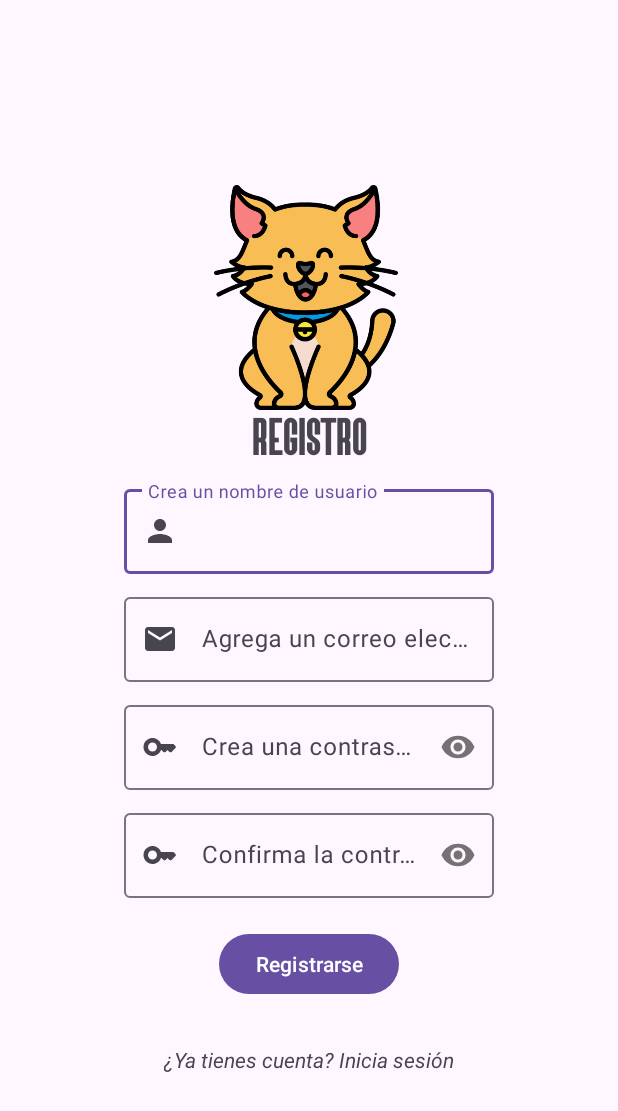
After one commit to rodgar00/app-prueba-android, an Android app: the Register screen opened directly, with no data from a screen before it, on a phone screen of 412 x 824 dp. The commit adds this screen. Shown: the top 1111 px of the screen. Run offline under Robolectric (Android 15) with nearby library versions, the phone set to English and light mode, and no system bars.

Commit message:
Añadido el register y el control de fallos con textchangedlistener

```diff
--- a/app/src/main/AndroidManifest.xml
+++ b/app/src/main/AndroidManifest.xml
@@ -13,6 +13,9 @@
         android:roundIcon="@drawable/cat"
         android:supportsRtl="true"
         android:theme="@style/Theme.ZenVestPrueba">
+        <activity
+            android:name=".Register"
+            android:exported="false" />
         <activity
             android:name=".Login"
             android:exported="false" />
--- /dev/null
+++ b/app/src/main/java/com/rodgar00/zenvestprueba/Register.java
@@ -0,0 +1,167 @@
+package com.rodgar00.zenvestprueba;
+
+import android.content.Intent;
+import android.os.Bundle;
+import android.text.Editable;
+import android.text.TextWatcher;
+import android.view.View;
+import android.widget.Button;
+import android.widget.TextView;
+import android.widget.Toast;
+
+import androidx.activity.EdgeToEdge;
+import androidx.appcompat.app.AppCompatActivity;
+import androidx.core.graphics.Insets;
+import androidx.core.view.ViewCompat;
+import androidx.core.view.WindowInsetsCompat;
+
+import com.google.android.material.textfield.TextInputLayout;
+
+import java.util.regex.Matcher;
+import java.util.regex.Pattern;
+
+public class Register extends AppCompatActivity {
+
+    public static final Pattern VALID_EMAIL_ADDRESS_REGEX =
+            Pattern.compile("^[\\w.-]+@[\\w.-]+\\.[a-zA-Z]{2,6}$");
+
+    public static boolean validate(String emailStr) {
+        Matcher matcher = VALID_EMAIL_ADDRESS_REGEX.matcher(emailStr);
+        return matcher.matches();
+    }
+
+    @Override
+    protected void onCreate(Bundle savedInstanceState) {
+        super.onCreate(savedInstanceState);
+        EdgeToEdge.enable(this);
+        setContentView(R.layout.activity_register);
+
+        ViewCompat.setOnApplyWindowInsetsListener(findViewById(R.id.main), (v, insets) -> {
+            Insets systemBars = insets.getInsets(WindowInsetsCompat.Type.systemBars());
+            v.setPadding(systemBars.left, systemBars.top, systemBars.right, systemBars.bottom);
+            return insets;
+        });
+
+        TextInputLayout usernameTIL = findViewById(R.id.RegisterTILuserName);
+        TextInputLayout emailTIL = findViewById(R.id.RegisterTILEmail);
+        TextInputLayout passwordTIL = findViewById(R.id.RegisterTILPassword);
+        TextInputLayout confirmPasswordTIL = findViewById(R.id.RegisterTILPasswordConfirm);
+        Button registerButton = findViewById(R.id.RegisterButton);
+        TextView registerTVLogin = findViewById(R.id.RegisterTVLogin);
+
+
+        usernameTIL.getEditText().addTextChangedListener(new TextWatcher() {
+            @Override
+            public void afterTextChanged(Editable s) {
+                String username = s.toString();
+                if (username.isEmpty()) {
+                    usernameTIL.setErrorEnabled(true);
+                    usernameTIL.setError("Tu nombre está vacío");
+                } else {
+                    usernameTIL.setErrorEnabled(false);
+                }
+            }
+
+            @Override
+            public void beforeTextChanged(CharSequence s, int start, int count, int after) {
+            }
+
+            @Override
+            public void onTextChanged(CharSequence s, int start, int before, int count) {
+            }
+        });
+
+        emailTIL.getEditText().addTextChangedListener(new TextWatcher() {
+            @Override
+            public void afterTextChanged(Editable s) {
+                String email = s.toString();
+                if (!validate(email)) {
+                    emailTIL.setErrorEnabled(true);
+                    emailTIL.setError("Tu email es inválido");
+                } else {
+                    emailTIL.setErrorEnabled(false);
+                }
+            }
+
+            @Override
+            public void beforeTextChanged(CharSequence s, int start, int count, int after) {
+            }
+
+            @Override
+            public void onTextChanged(CharSequence s, int start, int before, int count) {
+            }
+        });
+
+        passwordTIL.getEditText().addTextChangedListener(new TextWatcher() {
+            @Override
+            public void afterTextChanged(Editable s) {
+                String password = s.toString();
+
+                if (password.isEmpty()) {
+                    passwordTIL.setErrorEnabled(true);
+                    passwordTIL.setError("Tu contraseña está vacía");
+                } else {
+                    passwordTIL.setErrorEnabled(false);
+                }
+            }
+
+            @Override
+            public void beforeTextChanged(CharSequence s, int start, int count, int after) {
+            }
+
+            @Override
+            public void onTextChanged(CharSequence s, int start, int before, int count) {
+            }
+        });
+
+        registerButton.setOnClickListener(new View.OnClickListener() {
+            @Override
+            public void onClick(View v) {
+                String username = String.valueOf(usernameTIL.getEditText().getText());
+                String email = String.valueOf(emailTIL.getEditText().getText());
+                String password = String.valueOf(passwordTIL.getEditText().getText());
+                String confirmPassword = String.valueOf(confirmPasswordTIL.getEditText().getText());
+
+                if (username.isEmpty()){
+                    Toast.makeText(Register.this, "El usuario no puede estar vacío", Toast.LENGTH_SHORT).show();
+                    usernameTIL.setErrorEnabled(true);
+                    usernameTIL.setError("Tu nombre está vacío");
+                    return;
+                }
+
+                if (!validate(email)) {
+                    Toast.makeText(Register.this, "El email es inválido", Toast.LENGTH_SHORT).show();
+                    emailTIL.setErrorEnabled(true);
+                    emailTIL.setError("Tu email es inválido");
+                    return;
+                }
+
+                if (!password.equals(confirmPassword)) {
+                    Toast.makeText(Register.this, "Las contraseñas no coinciden", Toast.LENGTH_SHORT).show();
+                    passwordTIL.setErrorEnabled(true);
+                    passwordTIL.setError("No coinciden las contraseñas");
+                    return;
+                }
+                if (password.isEmpty()){
+                    Toast.makeText(Register.this, "La contraseña no puede estar vacía", Toast.LENGTH_SHORT).show();
+                    passwordTIL.setErrorEnabled(true);
+                    passwordTIL.setError("Tu contraseña está vacía");
+                    return;
+                }
+
+                Toast.makeText(Register.this, "Registro exitoso " + username, Toast.LENGTH_SHORT).show();
+
+                Intent intent = new Intent(Register.this, Login.class);
+                startActivity(intent);
+            }
+        });
+
+        registerTVLogin.setOnClickListener(new View.OnClickListener() {
+            @Override
+            public void onClick(View v) {
+                Intent intent = new Intent(Register.this, Login.class);
+                startActivity(intent);
+            }
+        });
+    }
+}
--- a/app/src/main/res/drawable/degradado.xml
+++ b/app/src/main/res/drawable/degradado.xml
@@ -2,7 +2,7 @@
 <shape xmlns:android="http://schemas.android.com/apk/res/android"
     android:shape="rectangle">
  <gradient
-     android:startColor="@color/verdecito"
+     android:startColor="@color/marron"
      android:endColor="@color/white"
      android:angle="@integer/material_motion_duration_medium_1"/>
 
--- /dev/null
+++ b/app/src/main/res/drawable/ic_email.xml
@@ -0,0 +1,5 @@
+<vector xmlns:android="http://schemas.android.com/apk/res/android" android:height="24dp" android:tint="#000000" android:viewportHeight="24" android:viewportWidth="24" android:width="24dp">
+
+    <path android:fillColor="@android:color/white" android:pathData="M20,4L4,4c-1.1,0 -1.99,0.9 -1.99,2L2,18c0,1.1 0.9,2 2,2h16c1.1,0 2,-0.9 2,-2L22,6c0,-1.1 -0.9,-2 -2,-2zM20,8l-8,5 -8,-5L4,6l8,5 8,-5v2z"/>
+
+</vector>
--- /dev/null
+++ b/app/src/main/res/layout/activity_register.xml
@@ -0,0 +1,142 @@
+<?xml version="1.0" encoding="utf-8"?>
+<androidx.constraintlayout.widget.ConstraintLayout xmlns:android="http://schemas.android.com/apk/res/android"
+    xmlns:app="http://schemas.android.com/apk/res-auto"
+    xmlns:tools="http://schemas.android.com/tools"
+    android:id="@+id/main"
+    android:layout_width="match_parent"
+    android:layout_height="match_parent"
+    tools:context=".Register">
+
+    <androidx.constraintlayout.widget.Guideline
+        android:id="@+id/RegisterGLh1"
+        android:layout_width="wrap_content"
+        android:layout_height="wrap_content"
+        android:orientation="horizontal"
+        app:layout_constraintGuide_percent="0.15" />
+
+    <ImageView
+        android:id="@+id/RegisterLogo"
+        android:layout_width="150dp"
+        android:layout_height="150dp"
+        android:src="@drawable/cat"
+        app:layout_constraintEnd_toEndOf="parent"
+        app:layout_constraintStart_toStartOf="parent"
+        app:layout_constraintTop_toBottomOf="@id/RegisterGLh1" />
+
+    <TextView
+        android:id="@+id/RegisterAppName"
+        android:layout_width="wrap_content"
+        android:layout_height="wrap_content"
+        android:text="Registro"
+        android:textSize="35sp"
+        app:layout_constraintTop_toBottomOf="@id/RegisterLogo"
+        app:layout_constraintStart_toStartOf="parent"
+        app:layout_constraintEnd_toEndOf="parent"
+        android:fontFamily="@font/brich" />
+
+    <androidx.constraintlayout.widget.Guideline
+        android:id="@+id/RegisterGLv1"
+        android:layout_width="wrap_content"
+        android:layout_height="wrap_content"
+        android:orientation="vertical"
+        app:layout_constraintGuide_percent="0.2" />
+
+    <androidx.constraintlayout.widget.Guideline
+        android:id="@+id/RegisterGLv2"
+        android:layout_width="wrap_content"
+        android:layout_height="wrap_content"
+        android:orientation="vertical"
+        app:layout_constraintGuide_percent="0.8" />
+
+    <com.google.android.material.textfield.TextInputLayout
+        android:id="@+id/RegisterTILuserName"
+        android:layout_width="0dp"
+        android:layout_height="wrap_content"
+        app:layout_constraintTop_toBottomOf="@id/RegisterAppName"
+        app:layout_constraintStart_toStartOf="@id/RegisterGLv1"
+        app:layout_constraintEnd_toEndOf="@id/RegisterGLv2"
+        android:layout_marginTop="10dp"
+        app:startIconDrawable="@drawable/ic_person">
+
+        <EditText
+            android:layout_width="match_parent"
+            android:layout_height="wrap_content"
+            android:hint="Crea un nombre de usuario"
+            android:inputType="textPersonName" />
+    </com.google.android.material.textfield.TextInputLayout>
+
+    <com.google.android.material.textfield.TextInputLayout
+        android:id="@+id/RegisterTILEmail"
+        android:layout_width="0dp"
+        android:layout_height="wrap_content"
+        app:layout_constraintTop_toBottomOf="@id/RegisterTILuserName"
+        app:layout_constraintStart_toStartOf="@id/RegisterGLv1"
+        app:layout_constraintEnd_toEndOf="@id/RegisterGLv2"
+        android:layout_marginTop="10dp"
+        app:startIconDrawable="@drawable/ic_email">
+
+        <EditText
+            android:layout_width="match_parent"
+            android:layout_height="wrap_content"
+            android:hint="Agrega un correo electrónico"
+            android:inputType="textEmailAddress" />
+    </com.google.android.material.textfield.TextInputLayout>
+
+    <com.google.android.material.textfield.TextInputLayout
+        android:id="@+id/RegisterTILPassword"
+        android:layout_width="0dp"
+        android:layout_height="wrap_content"
+        app:layout_constraintTop_toBottomOf="@id/RegisterTILEmail"
+        app:layout_constraintStart_toStartOf="@id/RegisterGLv1"
+        app:layout_constraintEnd_toEndOf="@id/RegisterGLv2"
+        android:layout_marginTop="10dp"
+        app:startIconDrawable="@drawable/ic_key"
+        app:passwordToggleEnabled="true">
+
+        <EditText
+            android:layout_width="match_parent"
+            android:layout_height="wrap_content"
+            android:hint="Crea una contraseña"
+            android:inputType="textPassword" />
+    </com.google.android.material.textfield.TextInputLayout>
+
+    <com.google.android.material.textfield.TextInputLayout
+        android:id="@+id/RegisterTILPasswordConfirm"
+        android:layout_width="0dp"
+        android:layout_height="wrap_content"
+        app:layout_constraintTop_toBottomOf="@id/RegisterTILPassword"
+        app:layout_constraintStart_toStartOf="@id/RegisterGLv1"
+        app:layout_constraintEnd_toEndOf="@id/RegisterGLv2"
+        android:layout_marginTop="10dp"
+        app:startIconDrawable="@drawable/ic_key"
+        app:passwordToggleEnabled="true">
+
+        <EditText
+            android:layout_width="match_parent"
+            android:layout_height="wrap_content"
+            android:hint="Confirma la contraseña"
+            android:inputType="textPassword" />
+    </com.google.android.material.textfield.TextInputLayout>
+
+    <Button
+        android:id="@+id/RegisterButton"
+        android:layout_width="wrap_content"
+        android:layout_height="wrap_content"
+        android:layout_marginTop="20dp"
+        android:text="Registrarse"
+        app:layout_constraintTop_toBottomOf="@id/RegisterTILPasswordConfirm"
+        app:layout_constraintStart_toStartOf="parent"
+        app:layout_constraintEnd_toEndOf="parent" />
+
+    <TextView
+        android:id="@+id/RegisterTVLogin"
+        android:layout_width="wrap_content"
+        android:layout_height="wrap_content"
+        android:layout_marginTop="30dp"
+        android:text="¿Ya tienes cuenta? Inicia sesión"
+        android:textStyle="italic"
+        app:layout_constraintTop_toBottomOf="@id/RegisterButton"
+        app:layout_constraintStart_toStartOf="parent"
+        app:layout_constraintEnd_toEndOf="parent" />
+
+</androidx.constraintlayout.widget.ConstraintLayout>
--- a/app/src/main/res/values/colors.xml
+++ b/app/src/main/res/values/colors.xml
@@ -1,6 +1,6 @@
 <?xml version="1.0" encoding="utf-8"?>
 <resources>
-    <color name="verdecito">#3CF471</color>
+    <color name="marron">#F5945F</color>
     <color name="white">#F2EAE9</color>
     <color name="black">#000000</color>
 </resources>
--- a/app/src/main/res/values/strings.xml
+++ b/app/src/main/res/values/strings.xml
@@ -1,4 +1,4 @@
 <resources>
-    <string name="app_name">ZenVestPrueba</string>
+    <string name="app_name">ZenVest</string>
     <string name="cat">cat</string>
 </resources>
```
Also changed, not shown: app/src/main/java/com/rodgar00/zenvestprueba/Login.java (+82 -7 lines), app/src/main/res/layout/activity_login.xml (+7 -7 lines), app/src/main/res/layout/activity_splash.xml (+27 -27 lines), app/src/main/res/font/brich.ttf (added).
